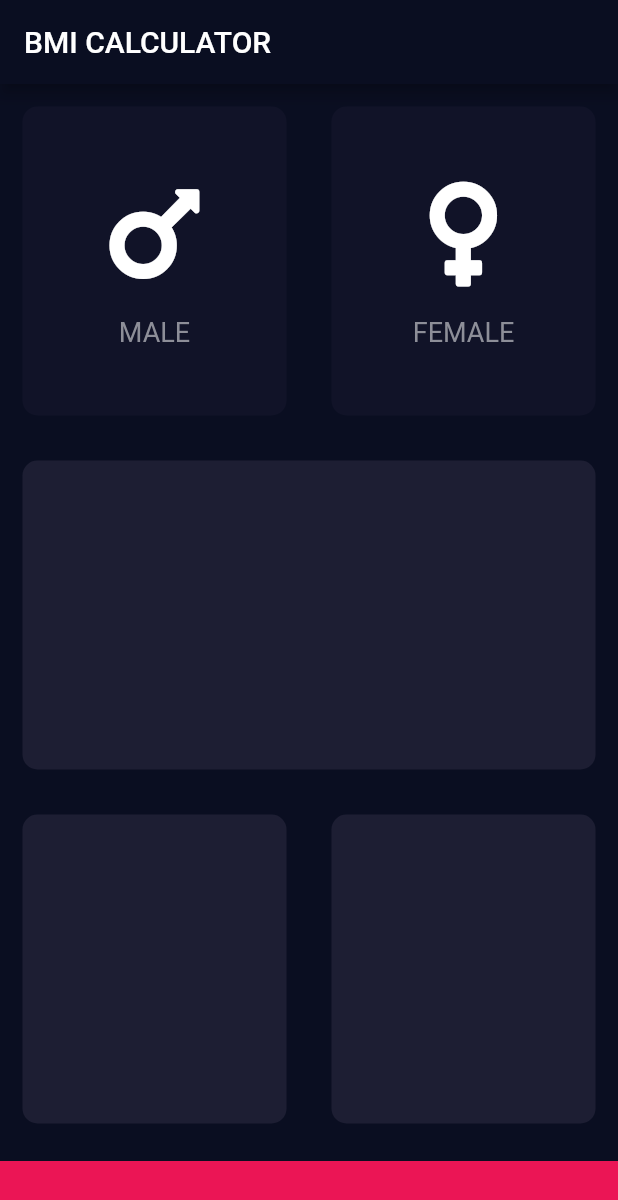
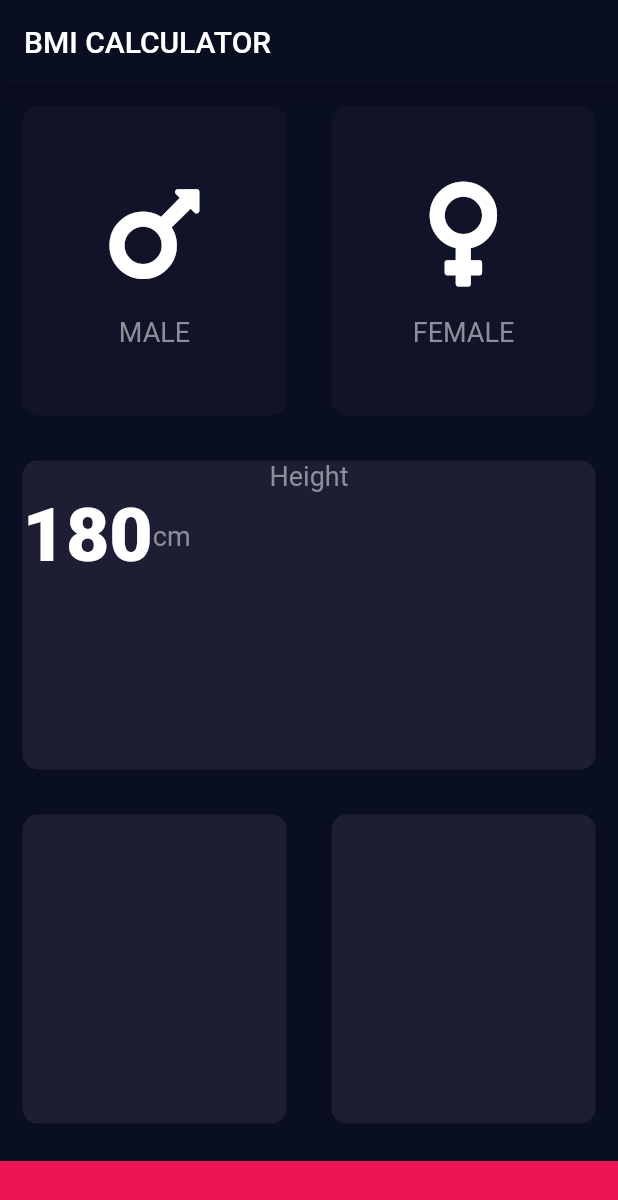
Before and after one commit to Ayushd70/bmi-calculator, a Flutter app: the screen it shows after launch, on a phone screen of 412 x 824 dp. Shown: the top 1200 px of the screen. Run offline on Flutter 3.47's test engine with Material 2 defaults, Android fonts, the phone set to English and light mode, and no system bars; our stand-ins replace font_awesome_flutter.

```diff
--- a/lib/constant.dart
+++ b/lib/constant.dart
@@ -9,3 +9,8 @@
   fontSize: 18.0,
   color: Color(0xFF8D8E98),
 );
+
+const kNumberTextStyle = TextStyle(
+  fontSize: 50.0,
+  fontWeight: FontWeight.w900,
+);
--- a/lib/input_page.dart
+++ b/lib/input_page.dart
@@ -25,6 +25,7 @@ class _InputPageState extends State<InputPage> {
         title: Text('BMI CALCULATOR'),
       ),
       body: Column(
+        crossAxisAlignment: CrossAxisAlignment.stretch,
         children: <Widget>[
           Expanded(
             child: Row(
@@ -65,6 +66,26 @@ class _InputPageState extends State<InputPage> {
           Expanded(
             child: ReusableCard(
               colour: kActiveCardColour,
+              cardChild: Column(
+                children: [
+                  Text(
+                    'Height',
+                    style: kLabelTextStyle,
+                  ),
+                  Row(
+                    children: [
+                      Text(
+                        '180',
+                        style: kNumberTextStyle,
+                      ),
+                      Text(
+                        'cm',
+                        style: kLabelTextStyle,
+                      ),
+                    ],
+                  ),
+                ],
+              ),
             ),
           ),
           Expanded(
```
